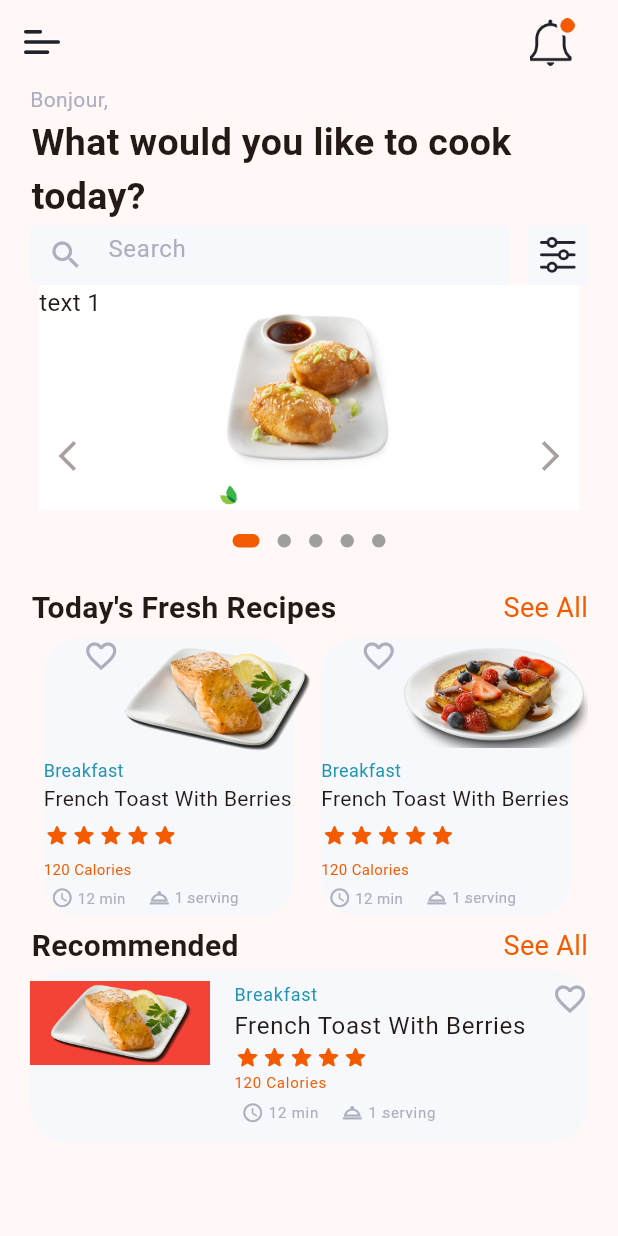
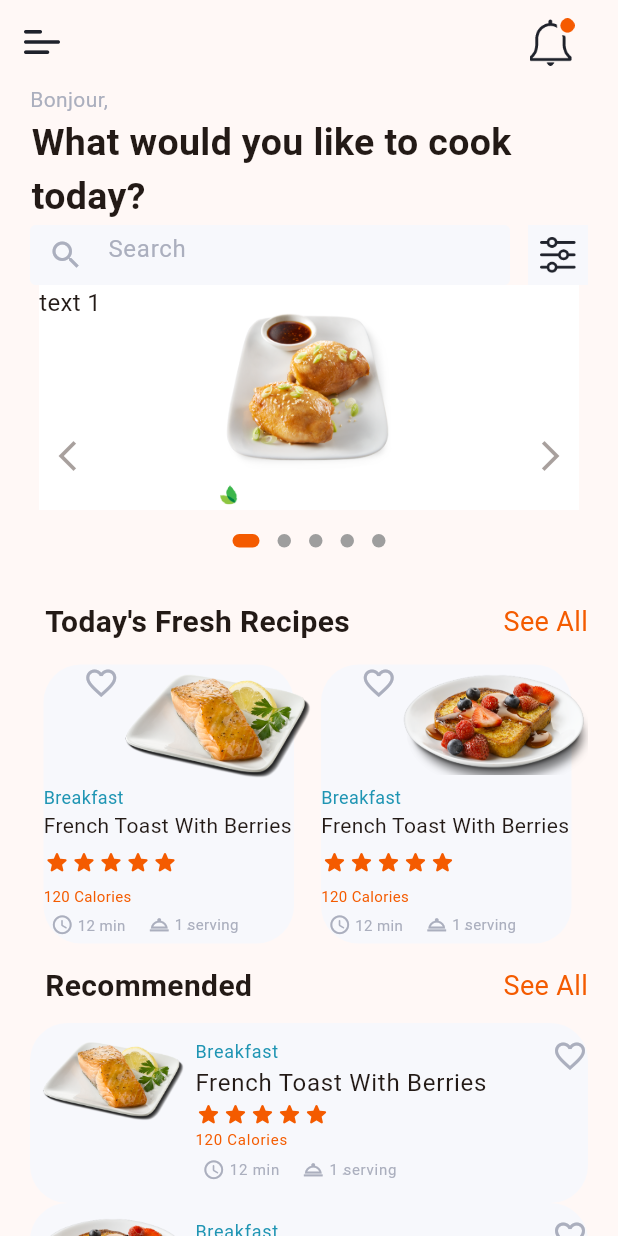
Before and after one commit to nellyibrahim80/receipe, a Flutter app: the HomePage screen opened directly, on a phone screen of 412 x 824 dp. Run offline on Flutter 3.47's test engine with Material 3 defaults, Android fonts, the phone set to English and light mode, and no system bars; drawn by our look-alikes of carousel_slider, dots_indicator; our stand-ins replace shared_preferences, smooth_page_indicator; accounts and stored records are empty.

Commit message:
modifing UI

```diff
--- a/lib/screens/home_page.dart
+++ b/lib/screens/home_page.dart
@@ -8,6 +8,7 @@ import '../services/shared_pref.dart';
 import '../utilities/abstract_colors.dart';
 import '../widgets/BlackTitle.dart';
 import '../widgets/recipe_details.dart';
+import '../widgets/recommended.dart';
 import '../widgets/see_all.dart';
 
 class HomePage extends StatefulWidget {
@@ -72,6 +73,7 @@ class _HomePageState extends State<HomePage> {
       body: SafeArea(
           child: Padding(
         padding: const EdgeInsets.only(left: 20, right: 20),
+        child: SingleChildScrollView(
           child: Column(
             children: [
               Row(
@@ -286,35 +288,9 @@ class _HomePageState extends State<HomePage> {
               SeeAllHeader(
                 HeaderTitle: "Recommended",
               ),
-            Card(
-              color: Color(ConstColors.bgInput),
-              shape: RoundedRectangleBorder(borderRadius: BorderRadius.circular(25)),
-
-              margin: EdgeInsets.all(0),
-              elevation: 0,
-              child: ListTile(
-                titleAlignment: ListTileTitleAlignment.top,
-                contentPadding: EdgeInsets.all(0 ),
-                leading: Container(
-                  color: Colors.red,
-                  child: Image.asset(
-                  "assets/images/image0small.png",
-                  width: 120, // Ensure that this value does not exceed maxWidth
-
-                  //fit: BoxFit.cover,
+              Recommended(),
+            ],
           ),
-                ),title: RecipeDetails(RecipeIndex: 1,),
-                  trailing: Column(
-                    crossAxisAlignment: CrossAxisAlignment.start,
-                    children: [
-                      Icon(
-                                      Icons.favorite_border,
-                                      color: Color(ConstColors.textInput),
-                                    ),
-                    ],
-                  ),),
-            )
-          ],
         ),
       )),
     );
--- a/lib/widgets/recipe_details.dart
+++ b/lib/widgets/recipe_details.dart
@@ -13,7 +13,9 @@ class RecipeDetails extends StatelessWidget {
       bottom: starsPadding ?? 0.0,
       top: starsPadding ?? 0.0,
     );
-    return Column(
+    return Container(
+      //color: Colors.red,
+      child: Column(
         mainAxisAlignment: MainAxisAlignment.start,
         children: [
           Row(
@@ -45,7 +47,8 @@ class RecipeDetails extends StatelessWidget {
                       Icons.star_rounded,
                       size: 18,
                       color: Color(ConstColors.titleColors),
-                  ))
+                    )),
+
               ],
             ),
           ),
@@ -82,6 +85,7 @@ class RecipeDetails extends StatelessWidget {
               ],
             ),
           )],
+      ),
     );
   }
 }
--- /dev/null
+++ b/lib/widgets/recommended.dart
@@ -0,0 +1,54 @@
+import 'package:flutter/material.dart';
+import 'package:receipe/widgets/recipe_details.dart';
+
+import '../utilities/abstract_colors.dart';
+
+class Recommended extends StatelessWidget {
+  const Recommended({super.key});
+
+  @override
+  Widget build(BuildContext context) {
+    return
+
+      SingleChildScrollView(
+        child: ListView(
+          shrinkWrap: true,
+          scrollDirection: Axis.vertical,
+          children: [
+            ...List.generate(3, (index) =>  Card(
+              color: Color(ConstColors.bgInput),
+              shape: RoundedRectangleBorder(borderRadius: BorderRadius.circular(25)),
+
+              margin: EdgeInsets.all(0),
+              elevation: 0,
+              child: ListTile(
+                minVerticalPadding:10,
+                horizontalTitleGap: 0,
+                minLeadingWidth: 90,
+                titleAlignment: ListTileTitleAlignment.top,
+                contentPadding: EdgeInsets.all(0),
+                leading: Container(
+                  //color: Colors.red,
+                  child: Image.asset(
+                    "assets/images/image${index}small.png",
+                    width: 110, // Ensure that this value does not exceed maxWidth
+
+                    //fit: BoxFit.cover,
+                  ),
+                ),title: RecipeDetails(RecipeIndex: 1,),
+                trailing: Column(
+                  crossAxisAlignment: CrossAxisAlignment.start,
+                  children: [
+                    Icon(
+                      Icons.favorite_border,
+                      color: Color(ConstColors.textInput),
+                    ),
+                  ],
+                ),),
+            ),)
+
+          ],
+        ),
+      );
+  }
+}
--- a/lib/widgets/see_all.dart
+++ b/lib/widgets/see_all.dart
@@ -12,7 +12,7 @@ class SeeAllHeader extends StatelessWidget {
       children: [
         Flexible(
           child: Padding(
-            padding: const EdgeInsets.all(1.0),
+            padding: const EdgeInsets.all(10.0),
             child: Text(
                 HeaderTitle,
 
```
Lines whose indentation alone changed are shown as unchanged.
